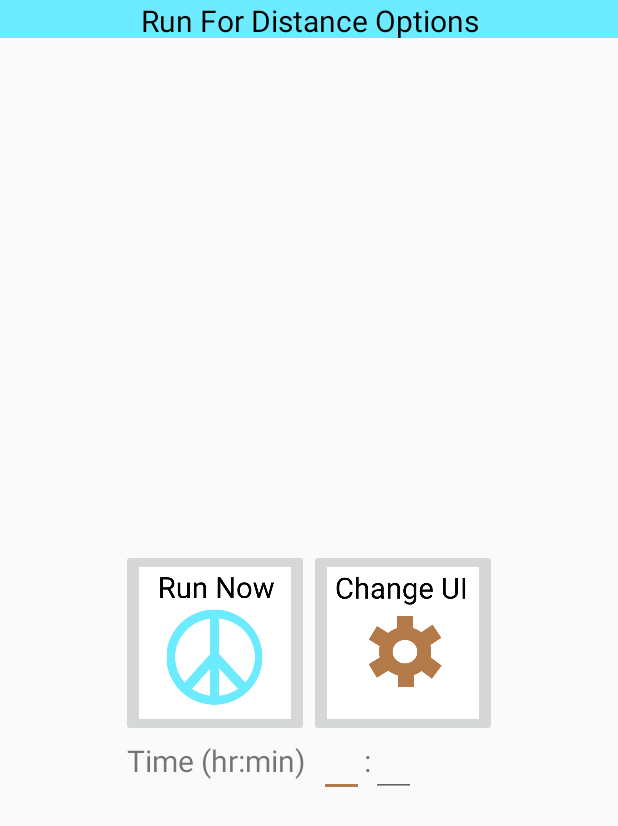
After one commit to BenVizena/Dat_Running_App, an Android app: the layout activity_rft_clicked_menu.xml on its own in the app's theme, with its tools: preview values and no code run, on a phone screen of 412 x 824 dp. The commit adds this screen. Shown: the top 826 px of the screen. Run offline under Robolectric (Android 15) with nearby library versions, the phone set to English and light mode, and no system bars.

Commit message:
Add "Run For Time" functionality

```diff
--- a/app/src/main/AndroidManifest.xml
+++ b/app/src/main/AndroidManifest.xml
@@ -65,6 +65,12 @@
             android:theme="@style/AppTheme.CustomTheme.FloatingActivity">
             />
         </activity>
+        <activity
+            android:name=".RunForTimeClickedMenu"
+            android:label="@string/app_name"
+            android:theme="@style/AppTheme.CustomTheme.FloatingActivity">
+            />
+        </activity>
 
         <!--
              The API key for Google Maps-based APIs is defined as a string resource.
--- /dev/null
+++ b/app/src/main/res/layout/activity_rft_clicked_menu.xml
@@ -0,0 +1,133 @@
+<?xml version="1.0" encoding="utf-8"?>
+<LinearLayout xmlns:android="http://schemas.android.com/apk/res/android"
+    android:orientation="vertical" android:layout_width="match_parent"
+    android:layout_height="match_parent">
+
+    <LinearLayout
+        android:id="@+id/run_root_llrft"
+        android:layout_width="match_parent"
+        android:layout_height="match_parent"
+        android:orientation="vertical"
+        >
+
+        <LinearLayout
+            android:layout_width="match_parent"
+            android:layout_height="25dp"
+            android:background="@color/colorPrimary"
+            android:orientation="horizontal">
+
+
+
+            <TextView
+                android:id="@+id/top_bar_solutionrfd"
+                android:layout_width="0dp"
+                android:layout_height="25dp"
+                android:layout_weight="1"
+                android:background="@color/colorPrimary"
+                android:gravity="center_horizontal"
+                android:textSize="20dp"
+                android:text="Run For Distance Options"
+                android:textColor="#000000"
+                />
+
+
+
+
+
+        </LinearLayout>
+        <RelativeLayout
+            android:layout_width="match_parent"
+            android:layout_height="match_parent">
+
+
+
+            <TableLayout
+                android:layout_height="wrap_content"
+                android:layout_width="wrap_content"
+                android:id="@+id/main_page_tableLayoutrft"
+                android:shrinkColumns="TRUE"
+                android:stretchColumns="TRUE"
+                android:layout_centerInParent="true"
+                android:gravity="center">
+
+                <TableRow
+                    android:id="@+id/tableRowrft"
+                    android:layout_width="wrap_content"
+                    android:layout_height="wrap_content"
+                    android:paddingTop="8dip"
+                    android:paddingBottom="0dp"
+                    android:gravity="center">
+
+                    <ImageButton
+                        android:id="@+id/runForTimeNow_ib"
+                        android:layout_height="125dp"
+                        android:layout_width="125dp"
+                        android:src="@drawable/freerunnow"
+                        android:scaleType="fitCenter"
+                        />
+
+                    <ImageButton
+                        android:id="@+id/changeRFTUI_ib"
+                        android:layout_width="125dp"
+                        android:layout_height="125dp"
+                        android:scaleType="fitCenter"
+                        android:src="@drawable/configui"
+                        />
+
+                </TableRow>
+
+
+
+
+
+            </TableLayout>
+            <LinearLayout
+                android:layout_width="match_parent"
+                android:layout_height="wrap_content"
+                android:orientation = "horizontal"
+                android:layout_gravity="center"
+                android:layout_below="@id/main_page_tableLayoutrft"
+                android:layout_alignLeft="@id/main_page_tableLayoutrft">
+
+                <TextView
+                    android:layout_width="wrap_content"
+                    android:layout_height="match_parent"
+                    android:text="Time (hr:min)  "
+                    android:layout_gravity="bottom"
+                    android:textSize="20sp"
+                    android:paddingTop="2dp"
+                    android:paddingLeft="4dp"/>
+
+                <EditText
+                    android:layout_width="30dp"
+                    android:layout_height="40dp"
+                    android:inputType="number"
+                    android:ems="10"
+                    android:id="@+id/rfTimeEditTextHR"/>
+
+                <TextView
+                    android:layout_width="wrap_content"
+                    android:layout_height="match_parent"
+                    android:text=":"
+                    android:paddingTop="2dp"
+                    android:layout_gravity="bottom"
+                    android:textSize="20sp"/>
+
+                <EditText
+                    android:layout_width="30dp"
+                    android:layout_height="40dp"
+                    android:inputType="number"
+                    android:ems="10"
+                    android:id="@+id/rfTimeEditTextMIN"/>
+
+
+
+
+            </LinearLayout>
+        </RelativeLayout>
+
+
+
+    </LinearLayout>
+
+</LinearLayout>
--- a/build.gradle
+++ b/build.gradle
@@ -5,7 +5,7 @@ buildscript {
         jcenter()
     }
     dependencies {
-        classpath 'com.android.tools.build:gradle:2.2.0-alpha6'
+        classpath 'com.android.tools.build:gradle:2.2.0-beta2'
 
         // NOTE: Do not place your application dependencies here; they belong
         // in the individual module build.gradle files
```
Also changed, not shown: app/src/main/java/com/example/android/dat_running_app/FreeRunningScreen.java (+15 -3 lines), app/src/main/java/com/example/android/dat_running_app/RfTimeDBHelper.java (added, +74 -0 lines), app/src/main/java/com/example/android/dat_running_app/RunForTimeClickedMenu.java (added, +89 -0 lines), app/src/main/java/com/example/android/dat_running_app/RunOptionsMenuRoot.java (+8 -1 lines), app/src/main/res/layout/activity_rfd_clicked_menu.xml (+6 -6 lines), gradle/wrapper/gradle-wrapper.properties.
